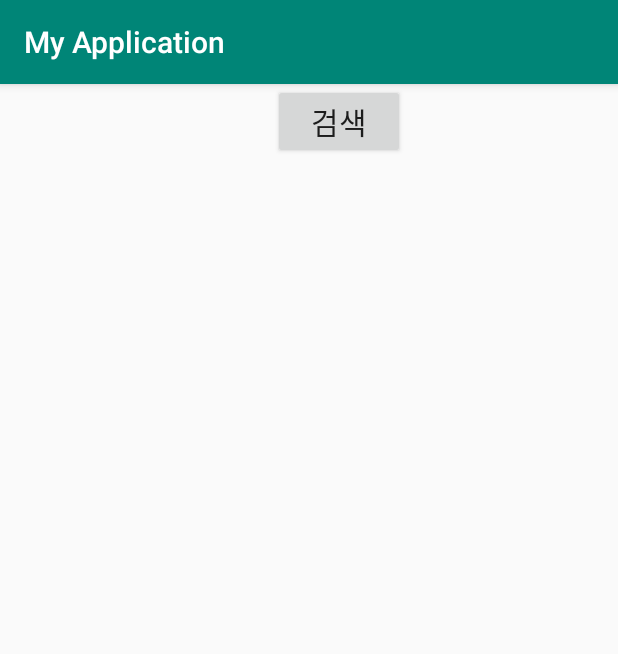
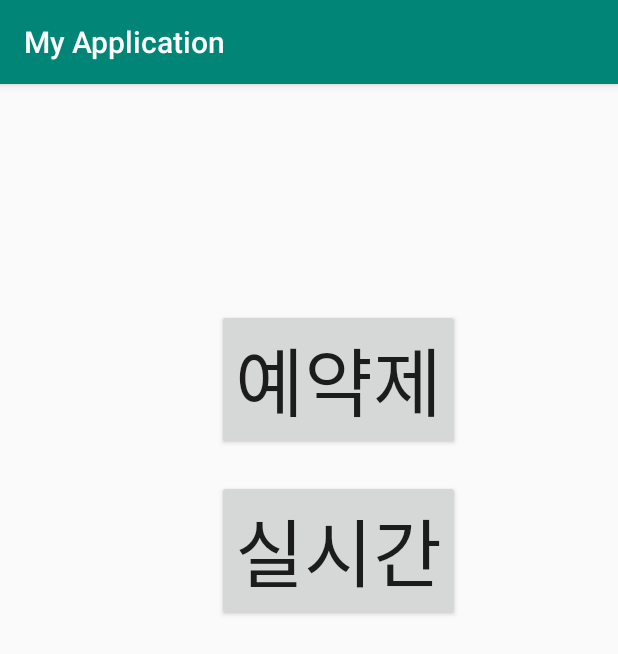
Before and after one commit to ryujunghyun/MyApplication4, an Android app: the MainActivity screen opened directly, with no data from a screen before it, on a phone screen of 412 x 824 dp. Shown: the top 654 px of the screen. Run offline under Robolectric (Android 15) with nearby library versions, the phone set to English and light mode, and no system bars.

Commit message:
ui수정

```diff
--- a/app/src/main/AndroidManifest.xml
+++ b/app/src/main/AndroidManifest.xml
@@ -21,13 +21,9 @@
             android:label="@string/title_activity_bus_line"
             android:parentActivityName=".MainActivity" />
         <activity
-            android:name=".busID"
-            android:label="@string/title_activity_bus_id"
-            android:parentActivityName=".busLine" />
-        <activity
             android:name=".busPW"
             android:label="@string/title_activity_bus_pw"
-            android:parentActivityName=".busID" />
+            android:parentActivityName=".busLine" />
         <activity
             android:name=".bell"
             android:label="@string/title_activity_bell"
--- a/app/src/main/java/junghyun/myapplication/MainActivity.java
+++ b/app/src/main/java/junghyun/myapplication/MainActivity.java
@@ -16,7 +16,7 @@ public class MainActivity extends AppCompatActivity {
     protected void onCreate(Bundle savedInstanceState) {
         super.onCreate(savedInstanceState);
         setContentView(R.layout.activity_main);
-        Button goBusNum = (Button) findViewById(R.id.goBusNum);
+        Button goBusNum = (Button) findViewById(R.id.reservation);
         goBusNum.setOnClickListener(new View.OnClickListener() {
             @Override
             public void onClick(View view) {
--- a/app/src/main/res/layout/activity_main.xml
+++ b/app/src/main/res/layout/activity_main.xml
@@ -14,16 +14,24 @@
         tools:layout_editor_absoluteX="0dp"
         tools:layout_editor_absoluteY="0dp">
 
-
-
         <Button
-            android:id="@+id/goBusNum"
+            android:id="@+id/reservation"
             android:layout_width="wrap_content"
             android:layout_height="wrap_content"
             android:layout_gravity="center"
             android:layout_marginLeft="20dp"
-            android:text="검색"
-            android:textSize="20dp" />
+            android:layout_marginTop="150dp"
+            android:text="예약제"
+            android:textSize="50dp" />
+        <Button
+            android:id="@+id/realTime"
+            android:layout_width="wrap_content"
+            android:layout_height="wrap_content"
+            android:layout_gravity="center"
+            android:layout_marginLeft="20dp"
+            android:layout_marginTop="20dp"
+            android:text="실시간"
+            android:textSize="50dp" />
 
     </LinearLayout>
 
```
Also changed, not shown: app/src/main/java/junghyun/myapplication/busID.java (deleted, +0 -43 lines), app/src/main/java/junghyun/myapplication/busLine.java (+8 -9 lines), app/src/main/res/layout/activity_bus_id.xml (deleted, +0 -42 lines), app/src/main/res/layout/activity_bus_line.xml (+29 -14 lines), app/src/main/res/layout/content_bus_id.xml (deleted, +0 -11 lines), app/src/main/res/layout/list_item.xml (+7 -15 lines), app/src/main/res/drawable/nowlocation.PNG (added), app/src/main/res/drawable/road.PNG (added).
